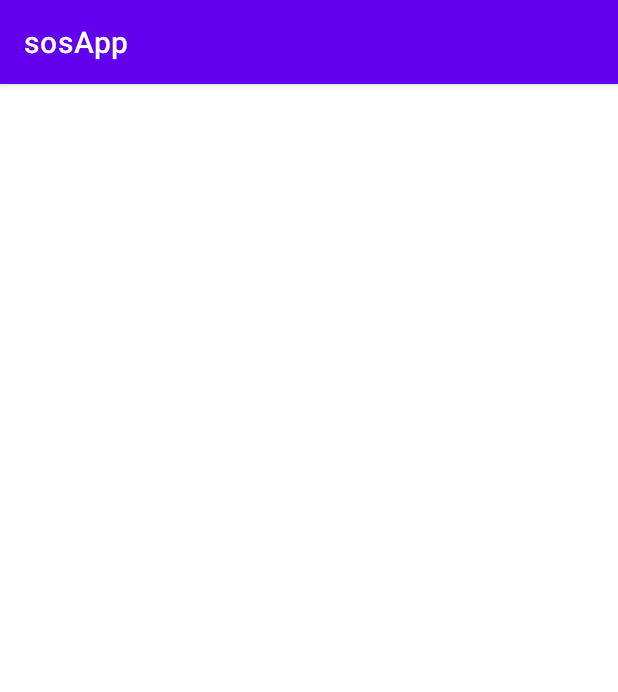
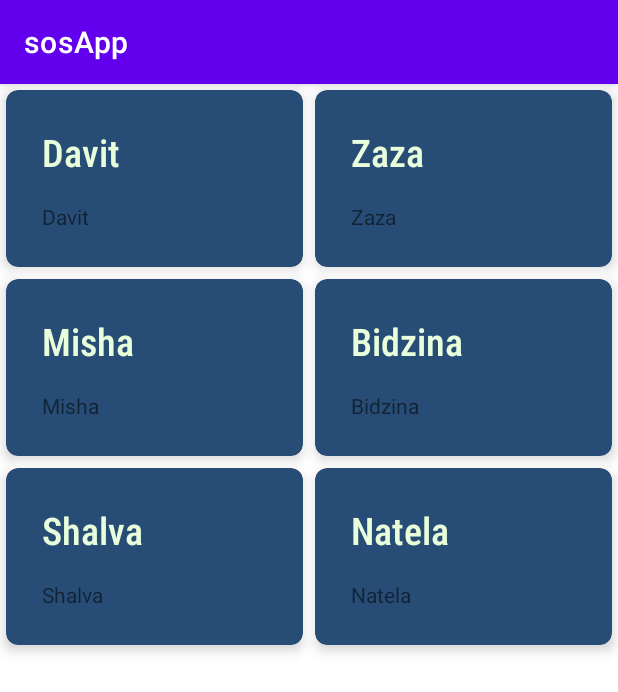
Before and after one commit to ZSabakh/emergency-contacts-kotlin, an Android app: the MainActivity screen opened directly, with no data from a screen before it, on a phone screen of 412 x 824 dp. Shown: the top 692 px of the screen. Run offline under Robolectric (Android 15) with nearby library versions, the phone set to English and light mode, and no system bars.

Commit message:
Added Recycler View of contacts

```diff
--- /dev/null
+++ b/app/src/main/java/com/example/sosapp/RecyclerViewAdapter.kt
@@ -0,0 +1,46 @@
+package com.example.sosapp
+
+import android.view.LayoutInflater
+import android.view.View
+import android.view.ViewGroup
+import android.widget.TextView
+import androidx.recyclerview.widget.RecyclerView
+
+
+class RecyclerViewAdapter(private val contacts: MutableList<String>)
+    : RecyclerView.Adapter<RecyclerViewAdapter.ViewHolder>() {
+
+
+    override fun onCreateViewHolder(parent: ViewGroup, viewType: Int): ViewHolder {
+        val view: View = LayoutInflater.from(parent.context)
+            .inflate(R.layout.contact_element,parent,false)
+        return ViewHolder(view)
+    }
+
+
+    override fun onBindViewHolder(holder: ViewHolder, position: Int) {
+        holder.contact.text = contacts[position]
+        holder.number.text = contacts[position]
+    }
+
+
+    override fun getItemCount(): Int {
+        return contacts.size
+    }
+
+
+    class ViewHolder(itemView: View) : RecyclerView.ViewHolder(itemView){
+        val contact: TextView = itemView.findViewById(R.id.tvContact)
+        val number: TextView = itemView.findViewById(R.id.tvNumber)
+    }
+
+
+    override fun getItemId(position: Int): Long {
+        return position.toLong()
+    }
+
+
+    override fun getItemViewType(position: Int): Int {
+        return position
+    }
+}
--- a/app/src/main/java/com/example/sosapp/ui/LoginActivity.kt
+++ b/app/src/main/java/com/example/sosapp/ui/LoginActivity.kt
@@ -43,6 +43,8 @@ class LoginActivity : AppCompatActivity() {
                                 if (loginResponse.accessToken.length > 1) {
                                     Toast.makeText(this@LoginActivity, "Success!", Toast.LENGTH_SHORT).show()
                                     sessionManager.saveAuthToken(loginResponse.accessToken)
+                                    val intent = Intent(this@LoginActivity, MainActivity::class.java)
+                                    startActivity(intent)
                                 } else {
                                     Toast.makeText(this@LoginActivity, "Credentials incorrect!", Toast.LENGTH_SHORT).show()
                                 }
@@ -50,8 +52,7 @@ class LoginActivity : AppCompatActivity() {
                         }
                     })
 
-            val intent = Intent(this@LoginActivity, MainActivity::class.java)
-            startActivity(intent)
+
         }
     }
 
--- a/app/src/main/java/com/example/sosapp/ui/MainActivity.kt
+++ b/app/src/main/java/com/example/sosapp/ui/MainActivity.kt
@@ -4,7 +4,10 @@ import android.content.Intent
 import android.os.Bundle
 import android.widget.Toast
 import androidx.appcompat.app.AppCompatActivity
+import androidx.recyclerview.widget.GridLayoutManager
+import androidx.recyclerview.widget.RecyclerView
 import com.example.sosapp.R
+import com.example.sosapp.RecyclerViewAdapter
 import com.example.sosapp.api.ApiClient
 import com.example.sosapp.api.SessionManager
 import com.example.sosapp.models.ContactsResponse
@@ -15,17 +18,40 @@ import retrofit2.Response
 class MainActivity : AppCompatActivity(){
     private lateinit var apiClient: ApiClient
     private lateinit var sessionManager: SessionManager
+    private lateinit var recyclerView: RecyclerView
 
     override fun onCreate(savedInstanceState: Bundle?) {
         super.onCreate(savedInstanceState)
         setContentView(R.layout.activity_main)
+        viewInitializations()
         apiClient = ApiClient()
         sessionManager = SessionManager(this)
-        verifyAuthorization()
         fetchContacts()
+
+        val contacts = mutableListOf(
+            "Davit", "Zaza", "Misha",
+            "Bidzina", "Shalva", "Natela"
+        )
+
+        GridLayoutManager(
+            this,
+            2,
+            RecyclerView.VERTICAL,
+            false
+        ).apply {
+            recyclerView.layoutManager = this
+        }
+
+        recyclerView.adapter = RecyclerViewAdapter(contacts)
+
     }
 
-    private fun verifyAuthorization(){
+
+    private fun viewInitializations(){
+        recyclerView = findViewById(R.id.recyclerView)
+    }
+
+    private fun fetchContacts(){
         apiClient.getApiService().fetchPosts(token = "${sessionManager.fetchAuthToken()}")
             .enqueue(object : Callback<ContactsResponse> {
                 override fun onFailure(call: Call<ContactsResponse>, t: Throwable) {
@@ -39,17 +65,6 @@ class MainActivity : AppCompatActivity(){
                         val intent = Intent(this@MainActivity, LoginActivity::class.java)
                         startActivity(intent)
                     }
-                }
-            })
-    }
-
-    private fun fetchContacts(){
-        apiClient.getApiService().fetchPosts(token = "${sessionManager.fetchAuthToken()}")
-            .enqueue(object : Callback<ContactsResponse> {
-                override fun onFailure(call: Call<ContactsResponse>, t: Throwable) {
-                }
-
-                override fun onResponse(call: Call<ContactsResponse>, response: Response<ContactsResponse>) {
                     val loginResponse = response.body()
                     Toast.makeText(this@MainActivity, "Contacts fetched!", Toast.LENGTH_SHORT).show()
                     if (loginResponse != null) {
--- a/app/src/main/res/layout/activity_main.xml
+++ b/app/src/main/res/layout/activity_main.xml
@@ -1,6 +1,18 @@
 <?xml version="1.0" encoding="utf-8"?>
 <androidx.constraintlayout.widget.ConstraintLayout
-    xmlns:android="http://schemas.android.com/apk/res/android" android:layout_width="match_parent"
+    xmlns:android="http://schemas.android.com/apk/res/android"
+    xmlns:app="http://schemas.android.com/apk/res-auto"
+    android:layout_width="match_parent"
     android:layout_height="match_parent">
 
+
+    <androidx.recyclerview.widget.RecyclerView
+        android:id="@+id/recyclerView"
+        android:layout_width="0dp"
+        android:layout_height="0dp"
+        app:layout_constraintBottom_toBottomOf="parent"
+        app:layout_constraintEnd_toEndOf="parent"
+        app:layout_constraintStart_toStartOf="parent"
+        app:layout_constraintTop_toTopOf="parent" />
+
 </androidx.constraintlayout.widget.ConstraintLayout>
--- /dev/null
+++ b/app/src/main/res/layout/contact_element.xml
@@ -0,0 +1,44 @@
+<?xml version="1.0" encoding="utf-8"?>
+<androidx.cardview.widget.CardView
+    xmlns:android="http://schemas.android.com/apk/res/android"
+    xmlns:tools="http://schemas.android.com/tools"
+    xmlns:app="http://schemas.android.com/apk/res-auto"
+    android:id="@+id/cardView"
+    android:layout_width="match_parent"
+    android:layout_height="wrap_content"
+    app:cardBackgroundColor="#274C75"
+    app:cardCornerRadius="8dp"
+    app:cardElevation="5dp"
+    app:cardMaxElevation="7dp"
+    app:contentPadding="24dp"
+    android:layout_margin="4dp" >
+
+    <androidx.constraintlayout.widget.ConstraintLayout
+        android:layout_width="match_parent"
+        android:layout_height="match_parent" >
+
+        <TextView
+            android:id="@+id/tvNumber"
+            android:layout_width="wrap_content"
+            android:layout_height="wrap_content"
+            android:layout_marginTop="16dp"
+            tools:text="Number"
+            app:layout_constraintStart_toStartOf="@+id/tvContact"
+            app:layout_constraintTop_toBottomOf="@+id/tvContact" />
+
+        <TextView
+            android:id="@+id/tvContact"
+            android:layout_width="0dp"
+            android:layout_height="wrap_content"
+            android:fontFamily="sans-serif-condensed-medium"
+            android:textColor="#E9FFDB"
+            android:textSize="25sp"
+            app:layout_constraintEnd_toEndOf="parent"
+            app:layout_constraintHorizontal_bias="0.0"
+            app:layout_constraintStart_toStartOf="parent"
+            app:layout_constraintTop_toTopOf="parent"
+            tools:text="Contact" />
+
+    </androidx.constraintlayout.widget.ConstraintLayout>
+
+</androidx.cardview.widget.CardView>
```
